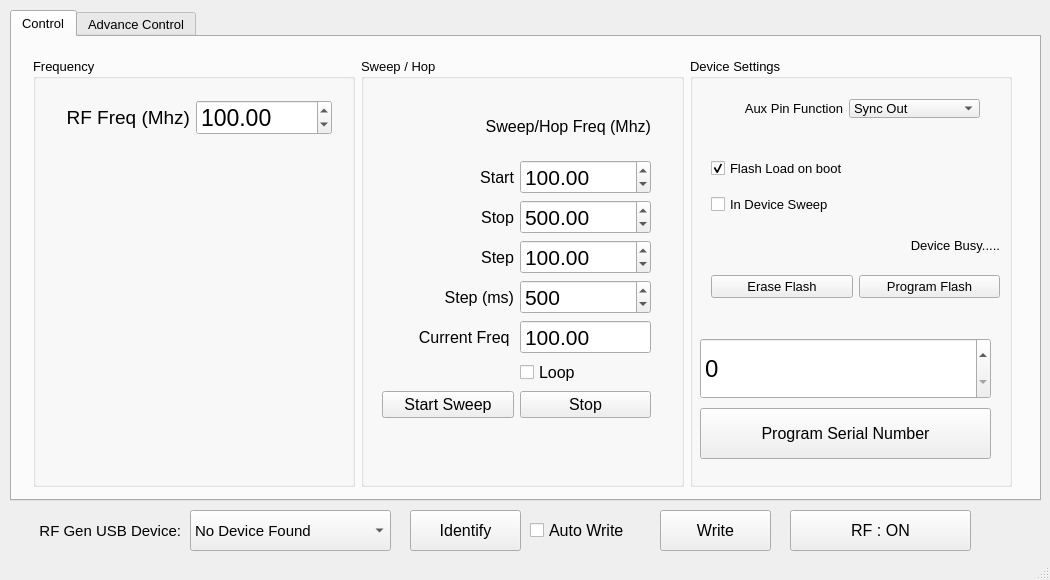
The window that QT_PC_Application/Source/USB_AD4351_RF_GEN/usbio.ui (circuitvalley/ADF4351_USB_RF_GEN) describes before a commit, drawn with Qt 5.
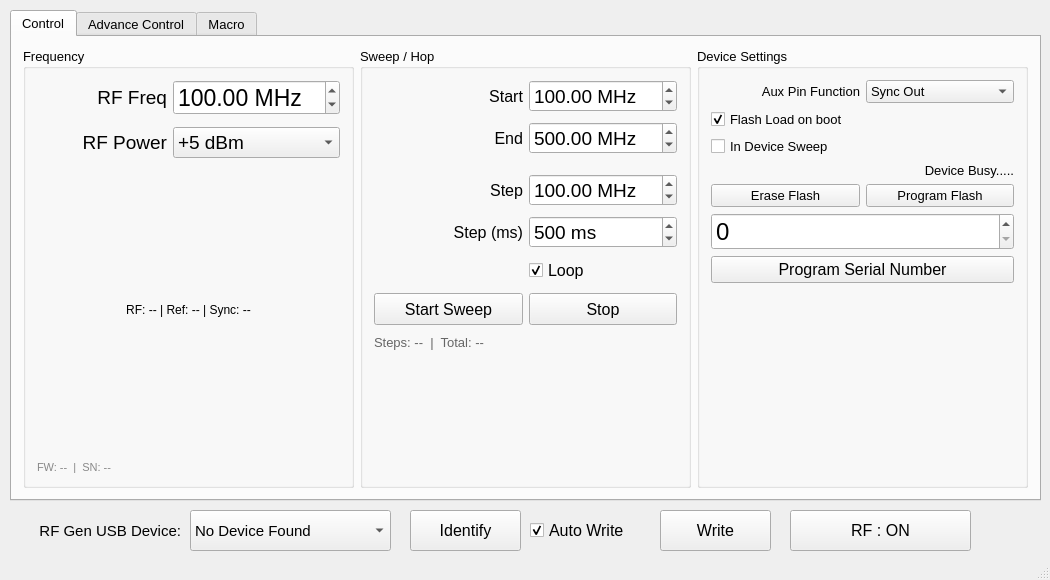
The same window after the commit. The open tabs and pages were chosen to show the change. Icons and pictures are not drawn.

Commit message: Version 2 of the App Support macro

Patch:
```diff
--- a/QT_PC_Application/Source/USB_AD4351_RF_GEN/usbio.ui
+++ b/QT_PC_Application/Source/USB_AD4351_RF_GEN/usbio.ui
@@ -51,31 +51,31 @@
      <attribute name="title">
       <string>Control</string>
      </attribute>
-     <widget class="QWidget" name="horizontalLayoutWidget">
-      <property name="geometry">
-       <rect>
-        <x>10</x>
-        <y>10</y>
-        <width>1001</width>
-        <height>451</height>
-       </rect>
-      </property>
       <layout class="QHBoxLayout" name="horizontalLayout_2">
        <item>
         <widget class="QGroupBox" name="groupBox_3">
          <property name="title">
           <string>Frequency</string>
          </property>
-         <widget class="QWidget" name="gridLayoutWidget_6">
-          <property name="geometry">
-           <rect>
-            <x>10</x>
-            <y>20</y>
-            <width>300</width>
-            <height>80</height>
-           </rect>
-          </property>
           <layout class="QGridLayout" name="gridLayout_7">
+         <property name="verticalSpacing">
+          <number>12</number>
+         </property>
+         <item row="0" column="0">
+          <widget class="QLabel" name="label_67">
+           <property name="font">
+            <font>
+             <pointsize>14</pointsize>
+            </font>
+           </property>
+           <property name="text">
+            <string>RF Freq</string>
+           </property>
+           <property name="alignment">
+            <set>Qt::AlignRight|Qt::AlignTrailing|Qt::AlignVCenter</set>
+           </property>
+          </widget>
+         </item>
            <item row="0" column="1">
             <widget class="QDoubleSpinBox" name="doubleSpinBox_freq_basic">
              <property name="font">
@@ -83,6 +83,9 @@
                <pointsize>17</pointsize>
               </font>
              </property>
+           <property name="suffix">
+            <string> MHz</string>
+           </property>
              <property name="minimum">
               <double>35.000000000000000</double>
              </property>
@@ -97,26 +100,119 @@
              </property>
             </widget>
            </item>
-           <item row="0" column="0">
-            <widget class="QLabel" name="label_67">
-             <property name="enabled">
-              <bool>true</bool>
-             </property>
+         <item row="1" column="0">
+          <widget class="QLabel" name="label_rf_power_basic">
              <property name="font">
               <font>
                <pointsize>14</pointsize>
               </font>
              </property>
              <property name="text">
-              <string>RF Freq (Mhz)</string>
+            <string>RF Power</string>
              </property>
              <property name="alignment">
               <set>Qt::AlignRight|Qt::AlignTrailing|Qt::AlignVCenter</set>
              </property>
             </widget>
            </item>
-          </layout>
-         </widget>
+         <item row="1" column="1">
+          <widget class="QComboBox" name="comboBox_RF_POWER_basic">
+           <property name="font">
+            <font>
+             <pointsize>14</pointsize>
+            </font>
+           </property>
+           <property name="currentIndex">
+            <number>3</number>
+           </property>
+           <item>
+            <property name="text">
+             <string>-4 dBm</string>
+            </property>
+           </item>
+           <item>
+            <property name="text">
+             <string>-1 dBm</string>
+            </property>
+           </item>
+           <item>
+            <property name="text">
+             <string>+2 dBm</string>
+            </property>
+           </item>
+           <item>
+            <property name="text">
+             <string>+5 dBm</string>
+            </property>
+           </item>
+          </widget>
+         </item>
+         <item row="2" column="0" colspan="2">
+          <spacer name="verticalSpacer_freq">
+           <property name="orientation">
+            <enum>Qt::Vertical</enum>
+           </property>
+           <property name="sizeHint" stdset="0">
+            <size>
+             <width>20</width>
+             <height>40</height>
+            </size>
+           </property>
+          </spacer>
+         </item>
+         <item row="3" column="0" colspan="2">
+          <widget class="QLabel" name="label_deviceDiagram">
+           <property name="font">
+            <font>
+             <pointsize>9</pointsize>
+            </font>
+           </property>
+           <property name="text">
+            <string>RF: --  |  Ref: --  |  Sync: --</string>
+           </property>
+           <property name="textFormat">
+            <enum>Qt::RichText</enum>
+           </property>
+           <property name="alignment">
+            <set>Qt::AlignHCenter|Qt::AlignVCenter</set>
+           </property>
+           <property name="wordWrap">
+            <bool>true</bool>
+           </property>
+          </widget>
+         </item>
+         <item row="5" column="0" colspan="2">
+          <widget class="QLabel" name="label_firmwareInfo">
+           <property name="font">
+            <font>
+             <pointsize>8</pointsize>
+            </font>
+           </property>
+           <property name="text">
+            <string>FW: --  |  SN: --</string>
+           </property>
+           <property name="styleSheet">
+            <string>color: #888;</string>
+           </property>
+           <property name="alignment">
+            <set>Qt::AlignLeft|Qt::AlignBottom</set>
+           </property>
+          </widget>
+         </item>
+         <item row="4" column="0" colspan="2">
+          <spacer name="verticalSpacer_freq_bottom">
+           <property name="orientation">
+            <enum>Qt::Vertical</enum>
+           </property>
+           <property name="sizeHint" stdset="0">
+            <size>
+             <width>20</width>
+             <height>40</height>
+            </size>
+           </property>
+          </spacer>
+         </item>
+        </layout>
         </widget>
        </item>
        <item>
@@ -129,28 +225,37 @@
          <property name="title">
           <string>Sweep / Hop</string>
          </property>
-         <widget class="QWidget" name="gridLayoutWidget_4">
-          <property name="geometry">
-           <rect>
-            <x>10</x>
-            <y>30</y>
-            <width>291</width>
-            <height>341</height>
-           </rect>
-          </property>
           <layout class="QGridLayout" name="gridLayout_5">
-           <item row="5" column="1">
-            <widget class="QDoubleSpinBox" name="doubleSpinBox_sweep_freq">
+         <property name="verticalSpacing">
+          <number>10</number>
+         </property>
+         <item row="0" column="0">
+          <widget class="QLabel" name="label_50">
              <property name="font">
               <font>
-               <pointsize>16</pointsize>
-              </font>
-             </property>
-             <property name="readOnly">
-              <bool>true</bool>
-             </property>
-             <property name="buttonSymbols">
-              <enum>QAbstractSpinBox::NoButtons</enum>
+             <pointsize>12</pointsize>
+            </font>
+           </property>
+           <property name="text">
+            <string>Start</string>
+           </property>
+           <property name="alignment">
+            <set>Qt::AlignRight|Qt::AlignTrailing|Qt::AlignVCenter</set>
+           </property>
+          </widget>
+         </item>
+         <item row="0" column="1">
+          <widget class="QDoubleSpinBox" name="doubleSpinBox_sweep_start">
+           <property name="font">
+            <font>
+             <pointsize>14</pointsize>
+            </font>
+           </property>
+           <property name="suffix">
+            <string> MHz</string>
+           </property>
+           <property name="minimum">
+            <double>35.000000000000000</double>
              </property>
              <property name="maximum">
               <double>4400.000000000000000</double>
@@ -163,37 +268,31 @@
              </property>
             </widget>
            </item>
-           <item row="2" column="0">
+         <item row="1" column="0">
             <widget class="QLabel" name="label_51">
-             <property name="enabled">
-              <bool>true</bool>
-             </property>
              <property name="font">
               <font>
                <pointsize>12</pointsize>
               </font>
              </property>
              <property name="text">
-              <string>Stop</string>
+            <string>End</string>
              </property>
              <property name="alignment">
               <set>Qt::AlignRight|Qt::AlignTrailing|Qt::AlignVCenter</set>
              </property>
             </widget>
            </item>
-           <item row="2" column="1">
+         <item row="1" column="1">
             <widget class="QDoubleSpinBox" name="doubleSpinBox_sweep_end">
-             <property name="maximumSize">
-              <size>
-               <width>140</width>
-               <height>16777215</height>
-              </size>
-             </property>
              <property name="font">
               <font>
-               <pointsize>16</pointsize>
-              </font>
-             </property>
+             <pointsize>14</pointsize>
+            </font>
+           </property>
+           <property name="suffix">
+            <string> MHz</string>
+           </property>
              <property name="minimum">
               <double>35.000000000000000</double>
              </property>
@@ -208,11 +307,24 @@
              </property>
             </widget>
            </item>
+         <item row="2" column="0" colspan="2">
+          <spacer name="verticalSpacer_sweep">
+           <property name="orientation">
+            <enum>Qt::Vertical</enum>
+           </property>
+           <property name="sizeType">
+            <enum>QSizePolicy::Fixed</enum>
+           </property>
+           <property name="sizeHint" stdset="0">
+            <size>
+             <width>20</width>
+             <height>10</height>
+            </size>
+           </property>
+          </spacer>
+         </item>
            <item row="3" column="0">
             <widget class="QLabel" name="label_52">
-             <property name="enabled">
-              <bool>true</bool>
-             </property>
              <property name="font">
               <font>
                <pointsize>12</pointsize>
@@ -226,17 +338,50 @@
              </property>
             </widget>
            </item>
+         <item row="3" column="1">
+          <widget class="QDoubleSpinBox" name="doubleSpinBox_sweep_step">
+           <property name="font">
+            <font>
+             <pointsize>14</pointsize>
+            </font>
+           </property>
+           <property name="suffix">
+            <string> MHz</string>
+           </property>
+           <property name="minimum">
+            <double>0.010000000000000</double>
+           </property>
+           <property name="maximum">
+            <double>4400.000000000000000</double>
+           </property>
+           <property name="singleStep">
+            <double>0.010000000000000</double>
+           </property>
+           <property name="value">
+            <double>100.000000000000000</double>
+           </property>
+          </widget>
+         </item>
+         <item row="4" column="0">
+          <widget class="QLabel" name="label_53">
+           <property name="font">
+            <font>
+             <pointsize>12</pointsize>
+            </font>
+           </property>
+           <property name="text">
+            <string>Step (ms)</string>
+           </property>
+           <property name="alignment">
+            <set>Qt::AlignRight|Qt::AlignTrailing|Qt::AlignVCenter</set>
+           </property>
+          </widget>
+         </item>
            <item row="4" column="1">
             <widget class="QSpinBox" name="spinBox_sweep_delay">
-             <property name="maximumSize">
-              <size>
-               <width>140</width>
-               <height>16777215</height>
-              </size>
-             </property>
              <property name="font">
               <font>
-               <pointsize>16</pointsize>
+             <pointsize>14</pointsize>
               </font>
              </property>
              <property name="minimum">
@@ -248,45 +393,12 @@
              <property name="value">
               <number>500</number>
              </property>
-            </widget>
-           </item>
-           <item row="1" column="0">
-            <widget class="QLabel" name="label_50">
-             <property name="enabled">
-              <bool>true</bool>
-             </property>
-             <property name="font">
-              <font>
-               <pointsize>12</pointsize>
-              </font>
-             </property>
-             <property name="text">
-              <string>Start</string>
-             </property>
-             <property name="alignment">
-              <set>Qt::AlignRight|Qt::AlignTrailing|Qt::AlignVCenter</set>
-             </property>
-            </widget>
-           </item>
-           <item row="4" column="0">
-            <widget class="QLabel" name="label_53">
-             <property name="enabled">
-              <bool>true</bool>
-             </property>
-             <property name="font">
-              <font>
-               <pointsize>12</pointsize>
-              </font>
-             </property>
-             <property name="text">
-              <string>Step (ms)</string>
-             </property>
-             <property name="alignment">
-              <set>Qt::AlignRight|Qt::AlignTrailing|Qt::AlignVCenter</set>
-             </property>
-            </widget>
-           </item>
-           <item row="6" column="1">
+           <property name="suffix">
+            <string> ms</string>
+           </property>
+          </widget>
+         </item>
+         <item row="5" column="1">
             <widget class="QCheckBox" name="checkBox_sweep_loop">
              <property name="font">
               <font>
@@ -296,94 +408,21 @@
              <property name="text">
               <string>Loop</string>
              </property>
-            </widget>
-           </item>
-           <item row="1" column="1">
-            <widget class="QDoubleSpinBox" name="doubleSpinBox_sweep_start">
-             <property name="maximumSize">
-              <size>
-               <width>140</width>
-               <height>16777215</height>
-              </size>
-             </property>
-             <property name="font">
-              <font>
-               <pointsize>16</pointsize>
-              </font>
-             </property>
-             <property name="minimum">
-              <double>35.000000000000000</double>
-             </property>
-             <property name="maximum">
-              <double>4400.000000000000000</double>
-             </property>
-             <property name="singleStep">
-              <double>0.010000000000000</double>
-             </property>
-             <property name="value">
-              <double>100.000000000000000</double>
-             </property>
-            </widget>
-           </item>
-           <item row="5" column="0">
-            <widget class="QLabel" name="label_54">
-             <property name="enabled">
+           <property name="checked">
               <bool>true</bool>
              </property>
-             <property name="font">
-              <font>
-               <pointsize>12</pointsize>
-              </font>
-             </property>
-             <property name="text">
-              <string>Current Freq </string>
-             </property>
-             <property name="alignment">
-              <set>Qt::AlignRight|Qt::AlignTrailing|Qt::AlignVCenter</set>
-             </property>
-            </widget>
-           </item>
-           <item row="3" column="1">
-            <widget class="QDoubleSpinBox" name="doubleSpinBox_sweep_step">
-             <property name="maximumSize">
-              <size>
-               <width>140</width>
-               <height>16777215</height>
-              </size>
-             </property>
-             <property name="font">
-              <font>
-               <pointsize>16</pointsize>
-              </font>
-             </property>
-             <property name="minimum">
-              <double>0.010000000000000</double>
-             </property>
-             <property name="maximum">
-              <double>4400.000000000000000</double>
-             </property>
-             <property name="singleStep">
-              <double>0.010000000000000</double>
-             </property>
-             <property name="value">
-              <double>100.000000000000000</double>
-             </property>
-            </widget>
-           </item>
-           <item row="7" column="1">
-            <widget class="QPushButton" name="pushButton_sweep_stop">
-             <property name="font">
-              <font>
-               <pointsize>12</pointsize>
-              </font>
-             </property>
-             <property name="text">
-              <string>Stop</string>
-             </property>
-            </widget>
-           </item>
-           <item row="7" column="0">
+          </widget>
+         </item>
+         <item row="6" column="0" colspan="2">
+          <layout class="QHBoxLayout" name="sweepButtonLayout">
+           <item>
             <widget class="QPushButton" name="pushButton_sweep_start">
+             <property name="minimumSize">
+              <size>
+               <width>120</width>
+               <height>32</height>
+              </size>
+             </property>
              <property name="font">
               <font>
                <pointsize>12</pointsize>
@@ -394,10 +433,13 @@
              </property>
             </widget>
            </item>
-           <item row="0" column="0" colspan="2">
-            <widget class="QLabel" name="label_49">
-             <property name="enabled">
-              <bool>true</bool>
+           <item>
+            <widget class="QPushButton" name="pushButton_sweep_stop">
+             <property name="minimumSize">
+              <size>
+               <width>120</width>
+               <height>32</height>
+              </size>
              </property>
              <property name="font">
               <font>
@@ -405,15 +447,44 @@
               </font>
              </property>
              <property name="text">
-              <string>Sweep/Hop Freq (Mhz)</string>
+              <string>Stop</string>
              </property>
-             <property name="alignment">
-              <set>Qt::AlignRight|Qt::AlignTrailing|Qt::AlignVCenter</set>
-             </property>
             </widget>
            </item>
           </layout>
-         </widget>
+         </item>
+         <item row="7" column="0" colspan="2">
+          <widget class="QLabel" name="label_sweepInfo">
+           <property name="font">
+            <font>
+             <pointsize>10</pointsize>
+            </font>
+           </property>
+           <property name="text">
+            <string>Steps: --  |  Total: --</string>
+           </property>
+           <property name="styleSheet">
+            <string>color: #666;</string>
+           </property>
+           <property name="wordWrap">
+            <bool>true</bool>
+           </property>
+          </widget>
+         </item>
+         <item row="8" column="0" colspan="2">
+          <spacer name="verticalSpacer_sweep2">
+           <property name="orientation">
+            <enum>Qt::Vertical</enum>
+           </property>
+           <property name="sizeHint" stdset="0">
+            <size>
+             <width>20</width>
+             <height>20</height>
+            </size>
+           </property>
+          </spacer>
+         </item>
+        </layout>
         </widget>
        </item>
        <item>
@@ -421,21 +492,78 @@
          <property name="title">
           <string>Device Settings</string>
          </property>
-         <widget class="QWidget" name="gridLayoutWidget_5">
-          <property name="geometry">
-           <rect>
-            <x>10</x>
-            <y>80</y>
-            <width>311</width>
-            <height>181</height>
-           </rect>
-          </property>
+        <layout class="QVBoxLayout" name="deviceSettingsLayout">
+         <item>
+          <layout class="QGridLayout" name="gridLayout">
+           <item row="0" column="0">
+            <widget class="QLabel" name="label_48">
+             <property name="font">
+              <font>
+               <pointsize>10</pointsize>
+              </font>
+             </property>
+             <property name="text">
+              <string>Aux Pin Function</string>
+             </property>
+             <property name="alignment">
+              <set>Qt::AlignRight|Qt::AlignTrailing|Qt::AlignVCenter</set>
+             </property>
+            </widget>
+           </item>
+           <item row="0" column="1">
+            <widget class="QComboBox" name="comboBox_auxsetting">
+             <property name="currentIndex">
+              <number>0</number>
+             </property>
+             <item>
+              <property name="text">
+               <string>Sync Out</string>
+              </property>
+             </item>
+             <item>
+              <property name="text">
+               <string>Sync In</string>
+              </property>
+             </item>
+             <item>
+              <property name="text">
+               <string>Ext Ref EN</string>
+              </property>
+             </item>
+            </widget>
+           </item>
+          </layout>
+         </item>
+         <item>
           <layout class="QGridLayout" name="gridLayout_6">
+           <item row="0" column="0" colspan="2">
+            <widget class="QCheckBox" name="checkBox_autoLockOnBoot">
+             <property name="toolTip">
+              <string>When checked Device will enable RF output as soon as Power is Applied.</string>
+             </property>
+             <property name="text">
+              <string>Flash Load on boot</string>
+             </property>
+             <property name="checked">
+              <bool>true</bool>
+             </property>
+            </widget>
+           </item>
+           <item row="1" column="0" colspan="2">
+            <widget class="QCheckBox" name="checkBox_prog_enable_sweep">
+             <property name="toolTip">
+              <string>When checked Device will run sweep from flash settings.</string>
+             </property>
+             <property name="text">
+              <string>In Device Sweep</string>
+             </property>
+             <property name="checked">
+              <bool>false</bool>
+             </property>
+            </widget>
+           </item>
            <item row="2" column="0">
             <widget class="QLabel" name="label_device_busy_2">
-             <property name="enabled">
-              <bool>true</bool>
-             </property>
              <property name="maximumSize">
               <size>
                <width>16777215</width>
@@ -450,6 +578,24 @@
              <property name="text">
               <string/>
              </property>
+            </widget>
+           </item>
+           <item row="2" column="1">
+            <widget class="QLabel" name="label_device_busy">
+             <property name="maximumSize">
+              <size>
+               <width>16777215</width>
+               <height>30</height>
+              </size>
+             </property>
+             <property name="font">
+              <font>
+               <pointsize>10</pointsize>
+              </font>
+             </property>
+             <property name="text">
+              <string>Device Busy.....</string>
+             </property>
              <property name="alignment">
               <set>Qt::AlignRight|Qt::AlignTrailing|Qt::AlignVCenter</set>
              </property>
@@ -467,23 +613,7 @@
              </property>
             </widget>
            </item>
-           <item row="1" column="0">
-            <widget class="QCheckBox" name="checkBox_prog_enable_sweep">
-             <property name="toolTip">
-              <string>When checked Device will enable RF output as soon as Power is Applied.</string>
-             </property>
-             <property name="text">
-              <string>In Device Sweep</string>
-             </property>
-             <property name="checked">
-              <bool>false</bool>
-             </property>
-             <property name="tristate">
-              <bool>false</bool>
-             </property>
-            </widget>
-           </item>
-           <item row="3" column="2">
+           <item row="3" column="1">
             <widget class="QPushButton" name="pushButton_program_flash">
              <property name="font">
               <font>
@@ -495,57 +625,10 @@
              </property>
             </widget>
            </item>
-           <item row="2" column="2">
-            <widget class="QLabel" name="label_device_busy">
-             <property name="enabled">
-              <bool>true</bool>
-             </property>
-             <property name="maximumSize">
-              <size>
-               <width>16777215</width>
-               <height>30</height>
-              </size>
-             </property>
-             <property name="font">
-              <font>
-               <pointsize>10</pointsize>
-              </font>
-             </property>
-             <property name="text">
-              <string>Device Busy.....</string>
-             </property>
-             <property name="alignment">
-              <set>Qt::AlignRight|Qt::AlignTrailing|Qt::AlignVCenter</set>
-             </property>
-            </widget>
-           </item>
-           <item row="0" column="0">
-            <widget class="QCheckBox" name="checkBox_autoLockOnBoot">
-             <property name="toolTip">
-              <string>When checked Device will enable RF output as soon as Power is Applied.</string>
-             </property>
-             <property name="text">
-              <string>Flash Load on boot</string>
-             </property>
-             <property name="checked">
-              <bool>true</bool>
-             </property>
-             <property name="tristate">
-              <bool>false</bool>
-             </property>
-            </widget>
-           </item>
           </layout>
-         </widget>
+         </item>
+         <item>
          <widget class="QSpinBox" name="spinBox_serial">
-          <property name="geometry">
-           <rect>
-            <x>10</x>
-            <y>280</y>
-            <width>291</width>
-            <height>61</height>
-           </rect>
-          </property>
           <property name="font">
            <font>
             <pointsize>18</pointsize>
@@ -558,15 +641,9 @@
            <number>16</number>
           </property>
          </widget>
+         </item>
+         <item>
          <widget class="QPushButton" name="pushButton_program_serial">
-          <property name="geometry">
-           <rect>
-            <x>10</x>
-            <y>350</y>
-            <width>291</width>
-            <height>51</height>
-           </rect>
-          </property>
           <property name="font">
            <font>
             <pointsize>12</pointsize>
@@ -576,62 +653,24 @@
            <string>Program Serial Number</string>
           </property>
          </widget>
-         <widget class="QWidget" name="gridLayoutWidget_2">
-          <property name="geometry">
-           <rect>
-            <x>10</x>
-            <y>30</y>
-            <width>291</width>
-            <height>41</height>
-           </rect>
-          </property>
-          <layout class="QGridLayout" name="gridLayout">
-           <item row="0" column="0">
-            <widget class="QLabel" name="label_48">
-             <property name="enabled">
-              <bool>true</bool>
-             </property>
-             <property name="font">
-              <font>
-               <pointsize>10</pointsize>
-              </font>
-             </property>
-             <property name="text">
-              <string>Aux Pin Function</string>
-             </property>
-             <property name="alignment">
-              <set>Qt::AlignRight|Qt::AlignTrailing|Qt::AlignVCenter</set>
-             </property>
-            </widget>
-           </item>
-           <item row="0" column="1">
-            <widget class="QComboBox" name="comboBox_auxsetting">
-             <property name="currentIndex">
-              <number>0</number>
-             </property>
+         </item>
              <item>
-              <property name="text">
-               <string>Sync Out</string>
-              </property>
-             </item>
-             <item>
-              <property name="text">
-               <string>Sync In</string>
-              </property>
-             </item>
-             <item>
-              <property name="text">
-               <string>Ext Ref EN</string>
-              </property>
-             </item>
-            </widget>
-           </item>
-          </layout>
-         </widget>
-        </widget>
-       </item>
-      </layout>
-     </widget>
+          <spacer name="verticalSpacer_device">
+           <property name="orientation">
+            <enum>Qt::Vertical</enum>
+           </property>
+           <property name="sizeHint" stdset="0">
+            <size>
+             <width>20</width>
+             <height>40</height>
+            </size>
+           </property>
+          </spacer>
+         </item>
+        </layout>
+       </widget>
+      </item>
+     </layout>
     </widget>
     <widget class="QWidget" name="tab_3">
      <attribute name="title">
@@ -1970,6 +2009,14 @@
       </widget>
      </widget>
     </widget>
+    <widget class="QWidget" name="tab">
+     <property name="focusPolicy">
+      <enum>Qt::TabFocus</enum>
+     </property>
+     <attribute name="title">
+      <string>Macro</string>
+     </attribute>
+    </widget>
    </widget>
    <widget class="QPushButton" name="RF_CTRL">
     <property name="geometry">
@@ -2071,6 +2118,9 @@
     <property name="text">
      <string>Auto Write</string>
     </property>
+    <property name="checked">
+     <bool>true</bool>
+    </property>
    </widget>
    <widget class="QPushButton" name="pushButton_identify">
     <property name="geometry">
```
Left out of the diff: 122 changed lines with no effect on the pictures. Lines whose indentation alone changed are shown as unchanged. The commit also changes 6 other files.
